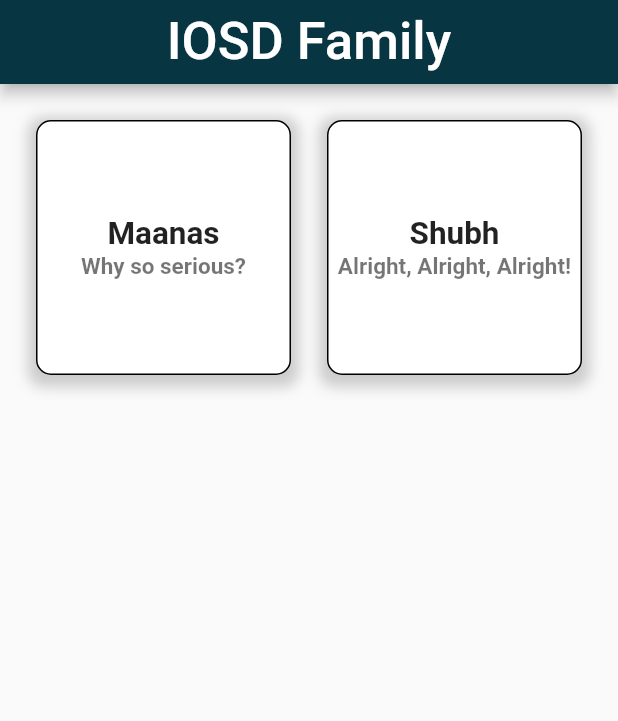
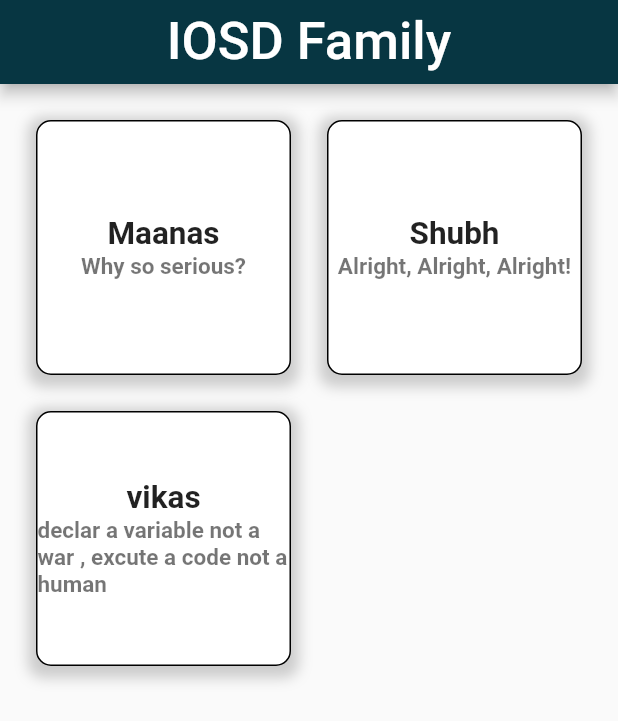
Before and after one commit to maanas-talwar/IOSD-dev-week, a Flutter app: the screen it shows after launch, on a phone screen of 412 x 824 dp. Shown: the top 721 px of the screen. Run offline on Flutter 3.47's test engine with Material 2 defaults, Android fonts, the phone set to English and light mode, and no system bars; drawn by our look-alikes of auto_size_text.

Commit message:
updated line 17

```diff
--- a/lib/main.dart
+++ b/lib/main.dart
@@ -14,7 +14,7 @@ class MyApp extends StatelessWidget {
     SystemChrome.setEnabledSystemUIOverlays([]);
     allPeople = [Person("Maanas", "Why so serious?")];
     allPeople.add(Person("Shubh", "Alright, Alright, Alright!"));
-//    allPeople.add(Person("Shubh", "Why so serious?"));
+    allPeople.add(Person("vikas", "declar a variable not a war , excute a code not a human"));
 
     return MaterialApp(
       home: Scaffold(
```
